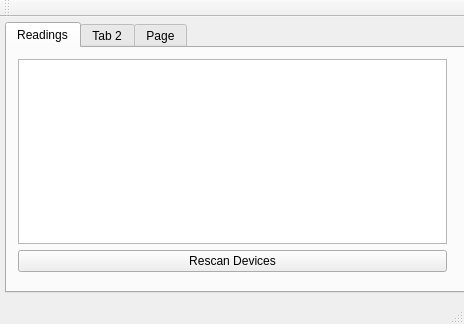
Before: the Qt Designer form qt_test/basicListener/mainwindow.ui in PaxInstruments/t100-software, drawn with Qt 5.
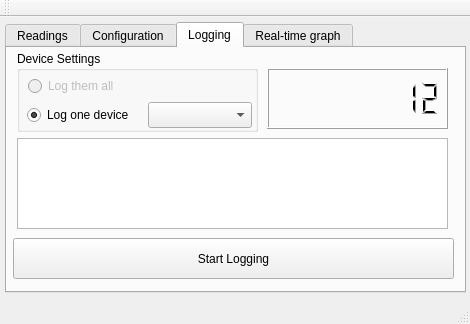
After: the same form once the commit is applied. Custom widgets are drawn as their Qt base class.

Commit message: Major UI lift and basic logging support.

Diff of the .ui file:
```diff
--- a/qt_test/basicListener/mainwindow.ui
+++ b/qt_test/basicListener/mainwindow.ui
@@ -6,7 +6,7 @@
    <rect>
     <x>0</x>
     <y>0</y>
-    <width>464</width>
+    <width>470</width>
     <height>324</height>
    </rect>
   </property>
@@ -36,7 +36,7 @@
      <enum>QTabWidget::Rounded</enum>
     </property>
     <property name="currentIndex">
-     <number>0</number>
+     <number>2</number>
     </property>
     <widget class="QWidget" name="tab">
      <attribute name="title">
@@ -67,12 +67,198 @@
     </widget>
     <widget class="QWidget" name="tab_2">
      <attribute name="title">
-      <string>Tab 2</string>
+      <string>Configuration</string>
      </attribute>
+     <widget class="QGroupBox" name="groupBox_3">
+      <property name="geometry">
+       <rect>
+        <x>10</x>
+        <y>10</y>
+        <width>121</width>
+        <height>111</height>
+       </rect>
+      </property>
+      <property name="title">
+       <string>Temperature Unit</string>
+      </property>
+      <widget class="QWidget" name="layoutWidget">
+       <property name="geometry">
+        <rect>
+         <x>10</x>
+         <y>30</y>
+         <width>103</width>
+         <height>71</height>
+        </rect>
+       </property>
+       <layout class="QVBoxLayout" name="verticalLayout_2">
+        <item>
+         <widget class="QRadioButton" name="radioButton">
+          <property name="text">
+           <string>Celcius</string>
+          </property>
+          <property name="checked">
+           <bool>true</bool>
+          </property>
+         </widget>
+        </item>
+        <item>
+         <widget class="QRadioButton" name="radioButton_3">
+          <property name="text">
+           <string>Kelvin</string>
+          </property>
+         </widget>
+        </item>
+        <item>
+         <widget class="QRadioButton" name="radioButton_2">
+          <property name="text">
+           <string>Fahrenheit</string>
+          </property>
+         </widget>
+        </item>
+       </layout>
+      </widget>
+     </widget>
+     <widget class="QGroupBox" name="groupBox_4">
+      <property name="geometry">
+       <rect>
+        <x>140</x>
+        <y>10</y>
+        <width>121</width>
+        <height>51</height>
+       </rect>
+      </property>
+      <property name="title">
+       <string>Thermocouple Type</string>
+      </property>
+      <widget class="QComboBox" name="comboBox_2">
+       <property name="geometry">
+        <rect>
+         <x>3</x>
+         <y>23</y>
+         <width>111</width>
+         <height>26</height>
+        </rect>
+       </property>
+      </widget>
+     </widget>
+    </widget>
+    <widget class="QWidget" name="tab_4">
+     <attribute name="title">
+      <string>Logging</string>
+     </attribute>
+     <widget class="QGroupBox" name="groupBox">
+      <property name="geometry">
+       <rect>
+        <x>10</x>
+        <y>3</y>
+        <width>241</width>
+        <height>81</height>
+       </rect>
+      </property>
+      <property name="title">
+       <string>Device Settings</string>
+      </property>
+      <widget class="QRadioButton" name="logTab_radioButton">
+       <property name="enabled">
+        <bool>false</bool>
+       </property>
+       <property name="geometry">
+        <rect>
+         <x>11</x>
+         <y>25</y>
+         <width>101</width>
+         <height>20</height>
+        </rect>
+       </property>
+       <property name="text">
+        <string>Log them all</string>
+       </property>
+       <property name="checked">
+        <bool>false</bool>
+       </property>
+      </widget>
+      <widget class="QRadioButton" name="logTab_radioButton_2">
+       <property name="geometry">
+        <rect>
+         <x>10</x>
+         <y>54</y>
+         <width>120</width>
+         <height>20</height>
+        </rect>
+       </property>
+       <property name="text">
+        <string>Log one device</string>
+       </property>
+       <property name="checked">
+        <bool>true</bool>
+       </property>
+      </widget>
+      <widget class="QComboBox" name="logTab_comboBox">
+       <property name="enabled">
+        <bool>true</bool>
+       </property>
+       <property name="geometry">
+        <rect>
+         <x>131</x>
+         <y>51</y>
+         <width>104</width>
+         <height>26</height>
+        </rect>
+       </property>
+      </widget>
+     </widget>
+     <widget class="QPushButton" name="logTab_pushButton">
+      <property name="geometry">
+       <rect>
+        <x>6</x>
+        <y>190</y>
+        <width>441</width>
+        <height>41</height>
+       </rect>
+      </property>
+      <property name="text">
+       <string>Start Logging</string>
+      </property>
+     </widget>
+     <widget class="QLCDNumber" name="logTab_lcdNumber">
+      <property name="geometry">
+       <rect>
+        <x>260</x>
+        <y>20</y>
+        <width>181</width>
+        <height>61</height>
+       </rect>
+      </property>
+      <property name="frameShape">
+       <enum>QFrame::Box</enum>
+      </property>
+      <property name="smallDecimalPoint">
+       <bool>true</bool>
+      </property>
+      <property name="digitCount">
+       <number>8</number>
+      </property>
+      <property name="value" stdset="0">
+       <double>12.000000000000000</double>
+      </property>
+     </widget>
+     <widget class="QTextEdit" name="logTab_textEdit">
+      <property name="geometry">
+       <rect>
+        <x>10</x>
+        <y>90</y>
+        <width>431</width>
+        <height>91</height>
+       </rect>
+      </property>
+      <property name="readOnly">
+       <bool>true</bool>
+      </property>
+     </widget>
     </widget>
     <widget class="QWidget" name="tab_3">
      <attribute name="title">
-      <string>Page</string>
+      <string>Real-time graph</string>
      </attribute>
      <widget class="QCustomPlot" name="myPlot" native="true">
       <property name="geometry">
```
Left out of the diff: 43 changed lines with no effect on the pictures. The commit also changes 5 other files.
